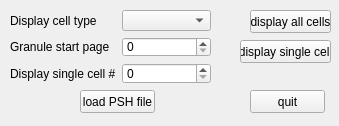
This is PSHViewer/includes/mainw.ui in wenkeli/Cerebellum_simulation as Qt 5 draws it before an edit. The edited form follows.
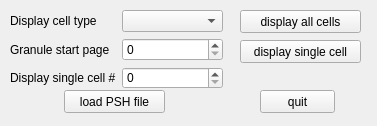
This is the edited form.

```diff
--- a/PSHViewer/includes/mainw.ui
+++ b/PSHViewer/includes/mainw.ui
@@ -1,24 +1,24 @@
 <ui version="4.0" >
  <class>MainWClass</class>
- <widget class="QMainWindow" name="MainWClass" >
-  <property name="geometry" >
+ <widget class="QMainWindow" name="MainWClass">
+  <property name="geometry">
    <rect>
     <x>0</x>
     <y>0</y>
-    <width>339</width>
+    <width>377</width>
     <height>126</height>
    </rect>
   </property>
   <property name="windowTitle" >
    <string>MainWindow</string>
   </property>
-  <widget class="QWidget" name="centralwidget" >
-   <widget class="QPushButton" name="dispAllCells" >
-    <property name="geometry" >
+  <widget class="QWidget" name="centralwidget">
+   <widget class="QPushButton" name="dispAllCells">
+    <property name="geometry">
      <rect>
-      <x>250</x>
+      <x>240</x>
       <y>10</y>
-      <width>81</width>
+      <width>121</width>
       <height>23</height>
      </rect>
     </property>
@@ -26,12 +26,12 @@
      <string>display all cells</string>
     </property>
    </widget>
-   <widget class="QPushButton" name="dispSingleCell" >
-    <property name="geometry" >
+   <widget class="QPushButton" name="dispSingleCell">
+    <property name="geometry">
      <rect>
       <x>240</x>
       <y>40</y>
-      <width>91</width>
+      <width>121</width>
       <height>23</height>
      </rect>
     </property>
@@ -39,13 +39,13 @@
      <string>display single cell</string>
     </property>
    </widget>
-   <widget class="QWidget" name="formLayoutWidget" >
-    <property name="geometry" >
+   <widget class="QWidget" name="formLayoutWidget">
+    <property name="geometry">
      <rect>
       <x>10</x>
       <y>10</y>
-      <width>201</width>
-      <height>74</height>
+      <width>213</width>
+      <height>79</height>
      </rect>
     </property>
     <layout class="QFormLayout" name="formLayout" >
@@ -81,10 +81,10 @@
      </item>
     </layout>
    </widget>
-   <widget class="QPushButton" name="quitButton" >
-    <property name="geometry" >
+   <widget class="QPushButton" name="quitButton">
+    <property name="geometry">
      <rect>
-      <x>250</x>
+      <x>260</x>
       <y>90</y>
       <width>75</width>
       <height>23</height>
@@ -94,12 +94,12 @@
      <string>quit</string>
     </property>
    </widget>
-   <widget class="QPushButton" name="loadPSH" >
-    <property name="geometry" >
+   <widget class="QPushButton" name="loadPSH">
+    <property name="geometry">
      <rect>
-      <x>80</x>
+      <x>64</x>
       <y>90</y>
-      <width>75</width>
+      <width>101</width>
       <height>23</height>
      </rect>
     </property>
```
Left out of the diff: 59 changed lines with no effect on the pictures.
